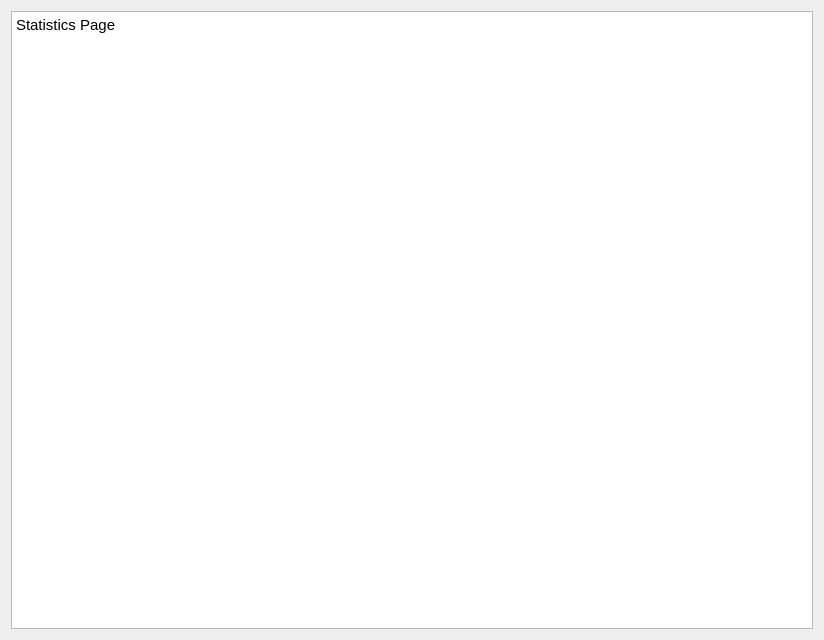
Old version of the form src/gui/widgets/statistics/statisticspage.ui in the repository bergamontt/sunflower.
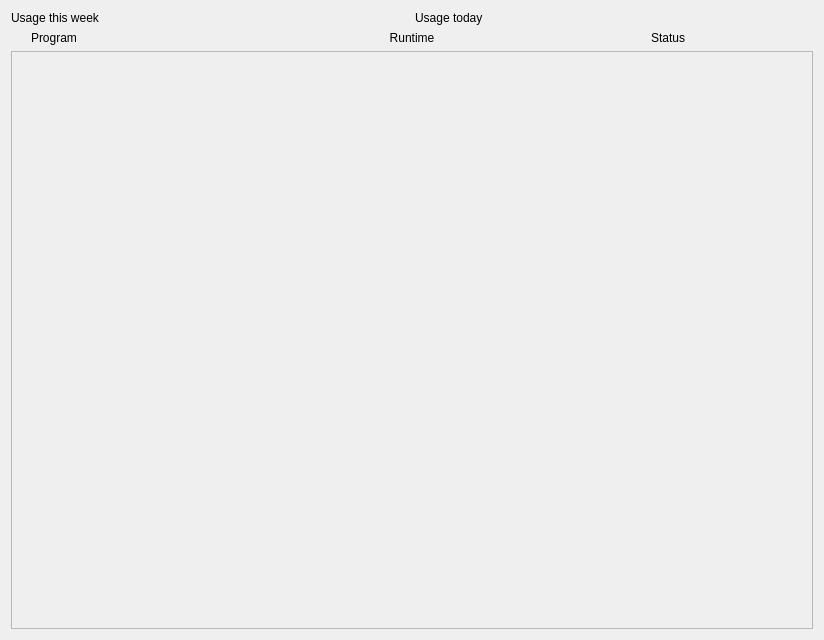
New version of the form.

Commit message: chore(#46): add statistics page design

The edit to the form file:
```diff
--- a/src/gui/widgets/statistics/statisticspage.ui
+++ b/src/gui/widgets/statistics/statisticspage.ui
@@ -19,21 +19,141 @@
   <property name="windowTitle">
    <string>Form</string>
   </property>
-  <layout class="QVBoxLayout" name="verticalLayout">
+  <layout class="QVBoxLayout" name="verticalLayout" stretch="1,1">
    <item>
-    <widget class="QTextBrowser" name="textBrowser">
-     <property name="html">
-      <string>&lt;!DOCTYPE HTML PUBLIC &quot;-//W3C//DTD HTML 4.0//EN&quot; &quot;http://www.w3.org/TR/REC-html40/strict.dtd&quot;&gt;
-&lt;html&gt;&lt;head&gt;&lt;meta name=&quot;qrichtext&quot; content=&quot;1&quot; /&gt;&lt;meta charset=&quot;utf-8&quot; /&gt;&lt;style type=&quot;text/css&quot;&gt;
-p, li { white-space: pre-wrap; }
-hr { height: 1px; border-width: 0; }
-li.unchecked::marker { content: &quot;\2610&quot;; }
-li.checked::marker { content: &quot;\2612&quot;; }
-&lt;/style&gt;&lt;/head&gt;&lt;body style=&quot; font-family:'JetBrainsMono Nerd Font Mono'; font-size:11pt; font-weight:700; font-style:normal;&quot;&gt;
-&lt;p style=&quot; margin-top:0px; margin-bottom:0px; margin-left:0px; margin-right:0px; -qt-block-indent:0; text-indent:0px;&quot;&gt;&lt;span style=&quot; font-family:'Adwaita Sans'; font-weight:400;&quot;&gt;Statistics Page&lt;/span&gt;&lt;/p&gt;
-&lt;p style=&quot;-qt-paragraph-type:empty; margin-top:0px; margin-bottom:0px; margin-left:0px; margin-right:0px; -qt-block-indent:0; text-indent:0px; font-family:'Adwaita Sans'; font-weight:400;&quot;&gt;&lt;br /&gt;&lt;/p&gt;&lt;/body&gt;&lt;/html&gt;</string>
+    <layout class="QHBoxLayout" name="graphs" stretch="1,1">
+     <item>
+      <layout class="QVBoxLayout" name="weeklyGraph">
+       <item>
+        <widget class="QLabel" name="weeklyHeader">
+         <property name="sizePolicy">
+          <sizepolicy hsizetype="Preferred" vsizetype="Fixed">
+           <horstretch>0</horstretch>
+           <verstretch>0</verstretch>
+          </sizepolicy>
+         </property>
+         <property name="text">
+          <string>Usage this week</string>
+         </property>
+        </widget>
+       </item>
+      </layout>
+     </item>
+     <item>
+      <layout class="QVBoxLayout" name="dailyGraph">
+       <item>
+        <widget class="QLabel" name="dailyHeader">
+         <property name="sizePolicy">
+          <sizepolicy hsizetype="Preferred" vsizetype="Fixed">
+           <horstretch>0</horstretch>
+           <verstretch>0</verstretch>
+          </sizepolicy>
+         </property>
+         <property name="text">
+          <string>Usage today</string>
+         </property>
+        </widget>
+       </item>
+      </layout>
+     </item>
+    </layout>
+   </item>
+   <item>
+    <layout class="QVBoxLayout" name="windowStats" stretch="0,0">
+     <property name="spacing">
+      <number>6</number>
      </property>
-    </widget>
+     <item>
+      <layout class="QHBoxLayout" name="windowsHeader">
+       <property name="leftMargin">
+        <number>20</number>
+       </property>
+       <property name="rightMargin">
+        <number>20</number>
+       </property>
+       <item>
+        <widget class="QLabel" name="programLabel">
+         <property name="sizePolicy">
+          <sizepolicy hsizetype="Preferred" vsizetype="Fixed">
+           <horstretch>0</horstretch>
+           <verstretch>0</verstretch>
+          </sizepolicy>
+         </property>
+         <property name="text">
+          <string>Program</string>
+         </property>
+        </widget>
+       </item>
+       <item>
+        <widget class="QLabel" name="runtimeLabel">
+         <property name="sizePolicy">
+          <sizepolicy hsizetype="Minimum" vsizetype="Fixed">
+           <horstretch>0</horstretch>
+           <verstretch>0</verstretch>
+          </sizepolicy>
+         </property>
+         <property name="text">
+          <string>Runtime</string>
+         </property>
+         <property name="alignment">
+          <set>Qt::AlignmentFlag::AlignCenter</set>
+         </property>
+        </widget>
+       </item>
+       <item>
+        <widget class="QLabel" name="statusLabel">
+         <property name="sizePolicy">
+          <sizepolicy hsizetype="Preferred" vsizetype="Fixed">
+           <horstretch>0</horstretch>
+           <verstretch>0</verstretch>
+          </sizepolicy>
+         </property>
+         <property name="text">
+          <string>Status</string>
+         </property>
+         <property name="alignment">
+          <set>Qt::AlignmentFlag::AlignCenter</set>
+         </property>
+        </widget>
+       </item>
+      </layout>
+     </item>
+     <item>
+      <widget class="QScrollArea" name="scrollArea">
+       <property name="widgetResizable">
+        <bool>true</bool>
+       </property>
+       <widget class="QWidget" name="scrollAreaWidgetContents">
+        <property name="geometry">
+         <rect>
+          <x>0</x>
+          <y>0</y>
+          <width>802</width>
+          <height>280</height>
+         </rect>
+        </property>
+        <layout class="QVBoxLayout" name="verticalLayout_3">
+         <item>
+          <layout class="QVBoxLayout" name="windowsList"/>
+         </item>
+         <item>
+          <spacer name="verticalSpacer">
+           <property name="orientation">
+            <enum>Qt::Orientation::Vertical</enum>
+           </property>
+           <property name="sizeHint" stdset="0">
+            <size>
+             <width>20</width>
+             <height>251</height>
+            </size>
+           </property>
+          </spacer>
+         </item>
+        </layout>
+       </widget>
+      </widget>
+     </item>
+    </layout>
    </item>
   </layout>
  </widget>
```
The commit also changes 9 other files.
